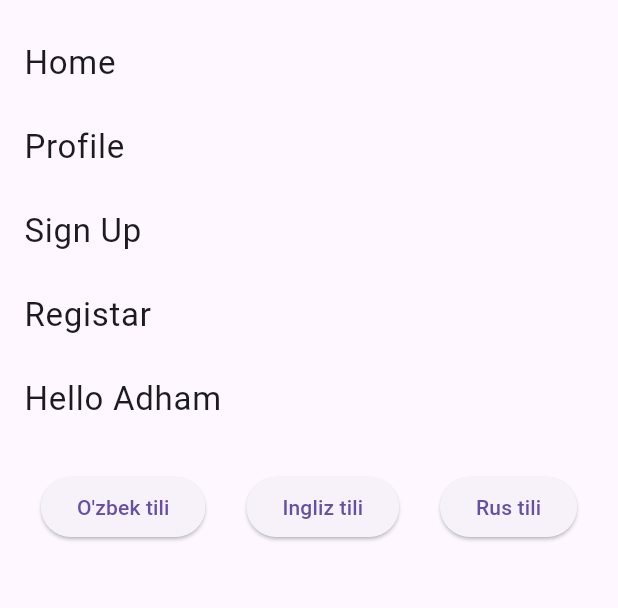
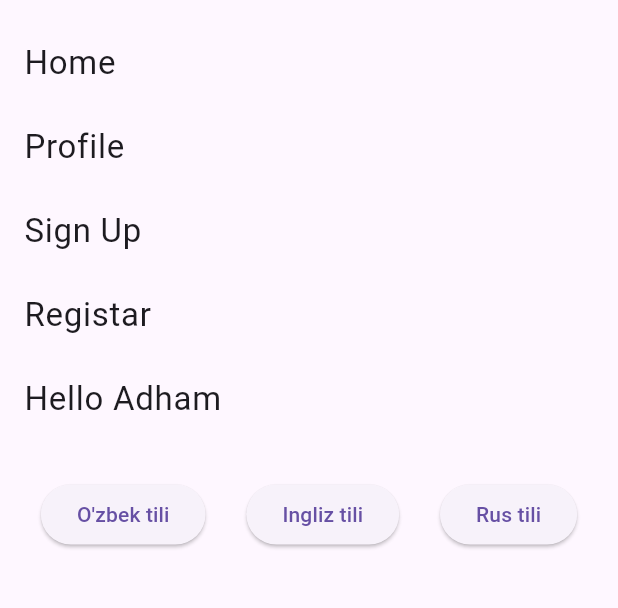
Before and after one commit to muhriddinbek-off/easy_localization_example_app, a Flutter app: the screen it shows after launch, on a phone screen of 412 x 824 dp, the part 63-671 px from its top. Run offline on Flutter 3.47's test engine with Material 3 defaults, Android fonts, the light colour scheme and no system bars; our stand-ins replace easy_localization.

```diff
--- a/lib/ui/home_screen.dart
+++ b/lib/ui/home_screen.dart
@@ -33,7 +33,7 @@ class _HomeScreenState extends State<HomeScreen> {
           ListTile(
             title: const Text('hello', style: TextStyle(fontSize: 22)).tr(args: ['Adham']),
           ),
-          const SizedBox(height: 20),
+          const SizedBox(height: 25),
           Row(
             mainAxisAlignment: MainAxisAlignment.spaceEvenly,
             children: [
```
